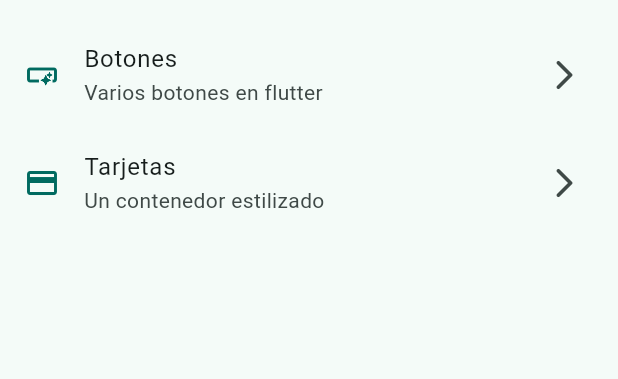
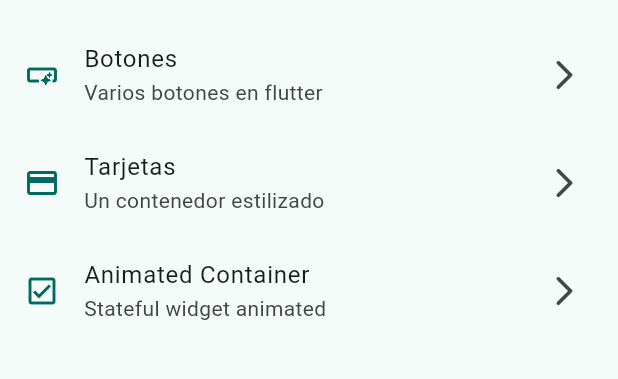
Before and after one commit to yasield74/flutter-course, a Flutter app: the screen it shows after launch, on a phone screen of 412 x 824 dp, the part 63-442 px from its top. Run offline on Flutter 3.47's test engine with Material 3 defaults, Android fonts, the phone set to English and light mode, and no system bars; our stand-ins replace animate_do, auto_route, dartz, dio, flutter_riverpod, flutter_secure_storage and 5 more; missing offline and left inert: oauth2.

Commit message:
Animated Containers Screen

```diff
--- a/widgets_app/lib/config/menu/menu_items.dart
+++ b/widgets_app/lib/config/menu/menu_items.dart
@@ -23,5 +23,10 @@ const appMenuItems = <MenuItem>[
       title: 'Tarjetas',
       subTitle: 'Un contenedor estilizado',
       link: 'cards_screen',
-      icon: Icons.credit_card)
+      icon: Icons.credit_card),
+  MenuItem(
+      title: 'Animated Container',
+      subTitle: 'Stateful widget animated',
+      link: '/animated',
+      icon: Icons.check_box_outlined)
 ];
--- a/widgets_app/lib/config/router/app_router.dart
+++ b/widgets_app/lib/config/router/app_router.dart
@@ -20,5 +20,10 @@ final appRouter = GoRouter(
       name: CardsScreen.name,
       builder: (context, state) => const CardsScreen(),
     ),
+    GoRoute(
+      path: '/animated',
+      name: AnimatedScreen.name,
+      builder: (context, state) => const AnimatedScreen(),
+    ),
   ],
 );
--- a/widgets_app/lib/presentation/screens/home/home_screen.dart
+++ b/widgets_app/lib/presentation/screens/home/home_screen.dart
@@ -1,8 +1,6 @@
 import 'package:flutter/material.dart';
 import 'package:go_router/go_router.dart';
 import 'package:widgets_app/config/menu/menu_items.dart';
-import 'package:widgets_app/presentation/screens/buttons/buttons_screen.dart';
-import 'package:widgets_app/presentation/screens/cards/cards_screen.dart';
 
 class HomeScreen extends StatelessWidget {
   static const String name = 'home_screen';
--- a/widgets_app/lib/presentation/screens/screens.dart
+++ b/widgets_app/lib/presentation/screens/screens.dart
@@ -1,3 +1,4 @@
 export 'package:widgets_app/presentation/screens/buttons/buttons_screen.dart';
 export 'package:widgets_app/presentation/screens/cards/cards_screen.dart';
 export 'package:widgets_app/presentation/screens/home/home_screen.dart';
+export 'package:widgets_app/presentation/screens/animated/animated_screen.dart';
```
Also changed, not shown: widgets_app/lib/presentation/screens/animated/animated_screen.dart (added, +60 -0 lines).
